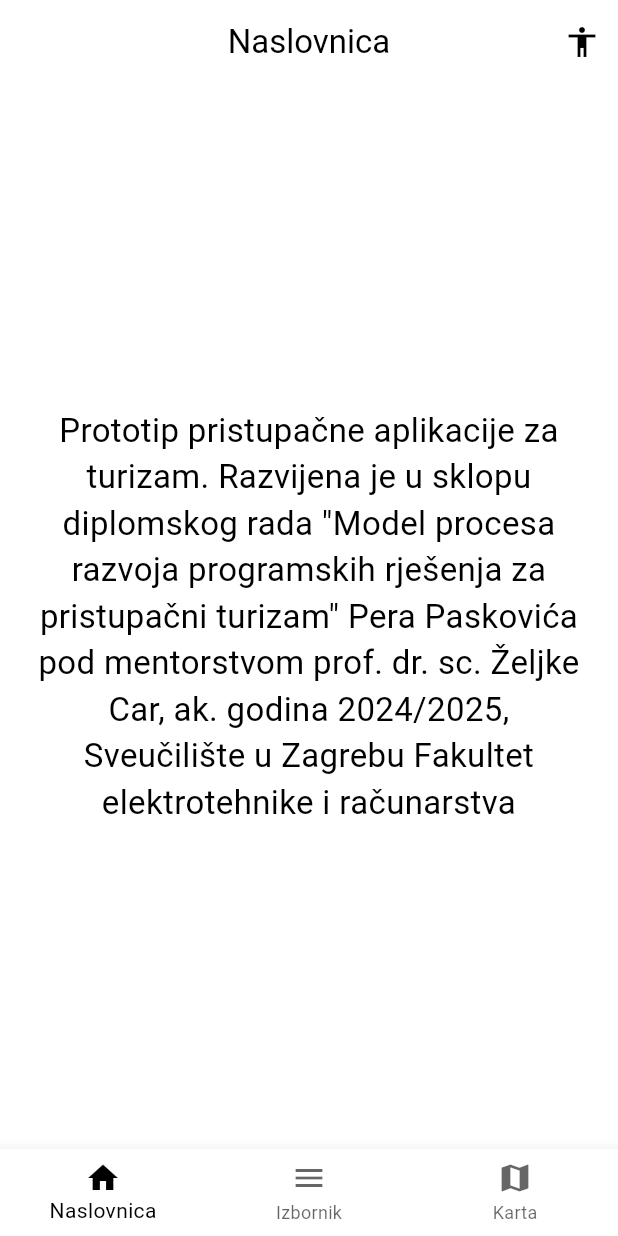
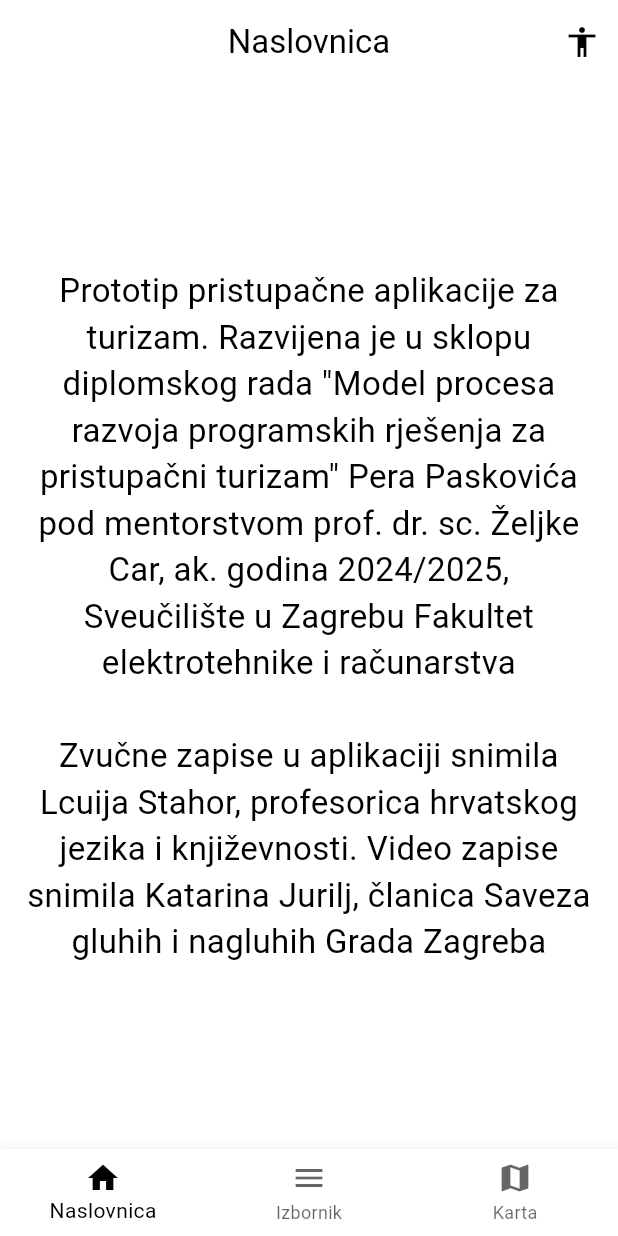
Before and after one commit to rope07/Diplomski-rad, a Flutter app: the screen it shows after launch, on a phone screen of 412 x 824 dp. Run offline on Flutter 3.47's test engine with Material 3 defaults, Android fonts, the phone set to English and light mode, and no system bars; our stand-ins replace audioplayers, flutter_map, latlong2, video_player; Roboto replaces fonts that are missing (Roboto-Regular).

Commit message:
Dodan tekst na naslovnicu o čitačima

```diff
--- a/lib/main.dart
+++ b/lib/main.dart
@@ -259,7 +259,8 @@ class HomePage extends StatelessWidget {
         child: Padding(
           padding: const EdgeInsets.all(16.0),
           child: Text(
-            'Prototip pristupačne aplikacije za turizam. Razvijena je u sklopu diplomskog rada "Model procesa razvoja programskih rješenja za pristupačni turizam" Pera Paskovića pod mentorstvom prof. dr. sc. Željke Car, ak. godina 2024/2025, Sveučilište u Zagrebu Fakultet elektrotehnike i računarstva',
+            'Prototip pristupačne aplikacije za turizam. Razvijena je u sklopu diplomskog rada "Model procesa razvoja programskih rješenja za pristupačni turizam" Pera Paskovića pod mentorstvom prof. dr. sc. Željke Car, ak. godina 2024/2025, Sveučilište u Zagrebu Fakultet elektrotehnike i računarstva\n\n'
+            'Zvučne zapise u aplikaciji snimila Lcuija Stahor, profesorica hrvatskog jezika i književnosti. Video zapise snimila Katarina Jurilj, članica Saveza gluhih i nagluhih Grada Zagreba',
             style: TextStyle(fontSize: appState.fontSize, fontFamily: appState.fontFamily, color: appState.textColor),
             textAlign: TextAlign.center
           ),
```
